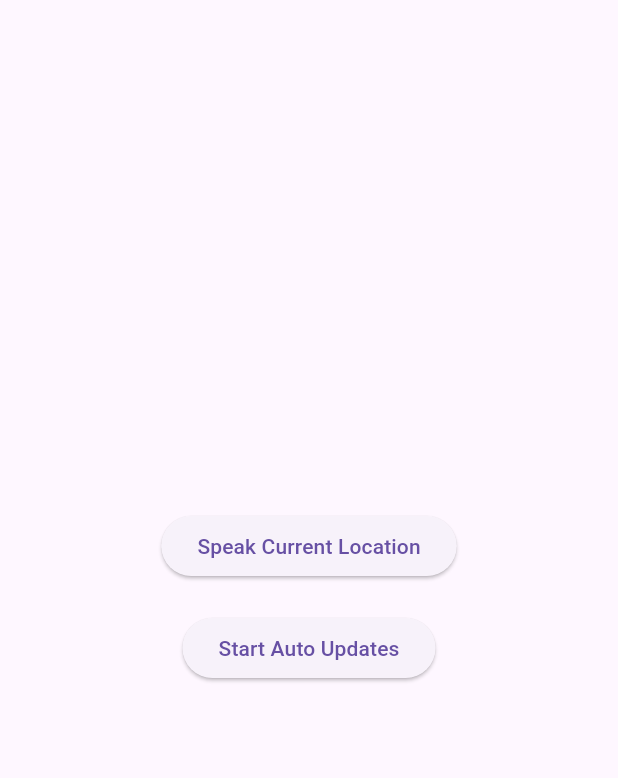
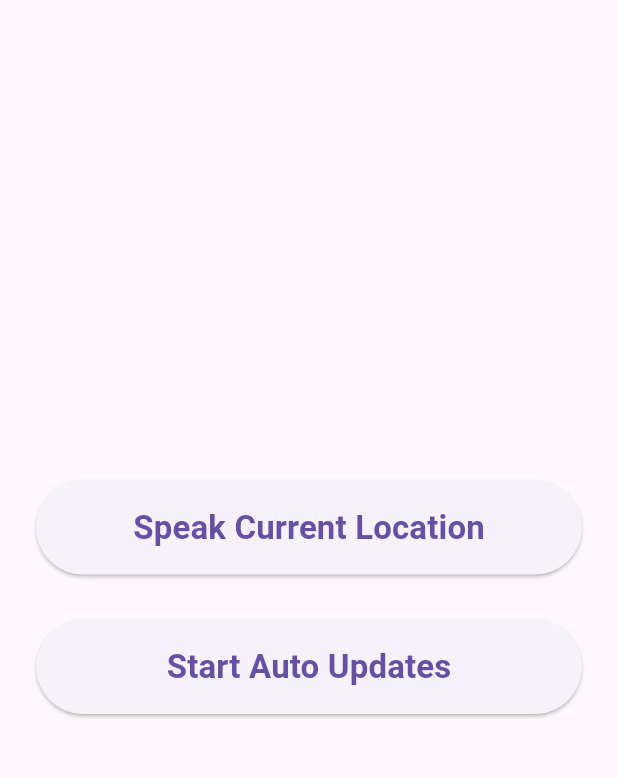
Before and after one commit to AFSSANA/Blind, a Flutter app: the screen it shows after launch, on a phone screen of 412 x 824 dp, the part 63-841 px from its top. Run offline on Flutter 3.47's test engine with Material 3 defaults, Android fonts, the phone set to English and light mode, and no system bars; our stand-ins replace flutter_tts, geocoding, geolocator.

Commit message:
Your descriptive commit message

```diff
--- a/lib/main.dart
+++ b/lib/main.dart
@@ -118,18 +118,33 @@ class _VoiceHomeState extends State<VoiceHome> {
   Widget build(BuildContext context) {
     return Scaffold(
       appBar: AppBar(title: Text("Blind Nav")),
-      body: Center(
+      body: Padding(
+        padding: const EdgeInsets.all(24.0),
         child: Column(
           mainAxisAlignment: MainAxisAlignment.center,
           children: [
             ElevatedButton(
               onPressed: getLocationAndSpeak,
-              child: Text("Speak Current Location"),
+              child: Text(
+                "Speak Current Location",
+                style: TextStyle(fontSize: 22, fontWeight: FontWeight.bold),
+              ),
+              style: ElevatedButton.styleFrom(
+                padding: EdgeInsets.symmetric(vertical: 16, horizontal: 24),
+                minimumSize: Size(double.infinity, 60),
+              ),
             ),
-            SizedBox(height: 20),
+            SizedBox(height: 30),
             ElevatedButton(
               onPressed: isAutoUpdating ? stopAutoUpdate : startAutoUpdate,
-              child: Text(isAutoUpdating ? "Stop Auto Updates" : "Start Auto Updates"),
+              child: Text(
+                isAutoUpdating ? "Stop Auto Updates" : "Start Auto Updates",
+                style: TextStyle(fontSize: 22, fontWeight: FontWeight.bold),
+              ),
+              style: ElevatedButton.styleFrom(
+                padding: EdgeInsets.symmetric(vertical: 16, horizontal: 24),
+                minimumSize: Size(double.infinity, 60),
+              ),
             ),
           ],
         ),
```
